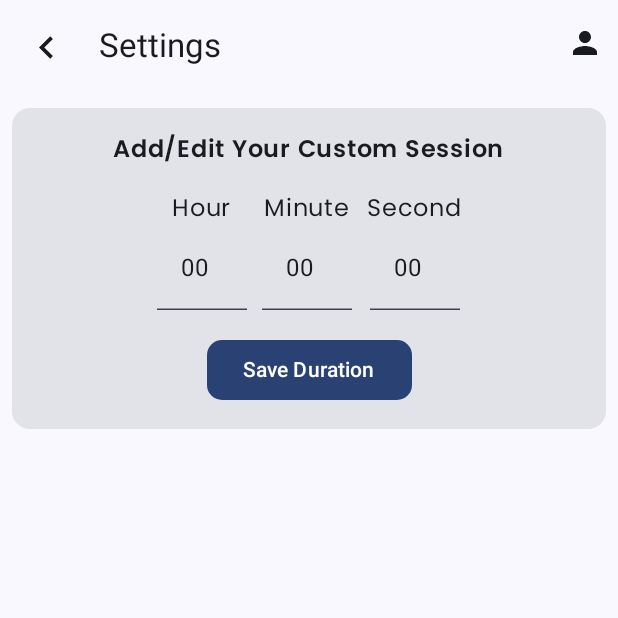
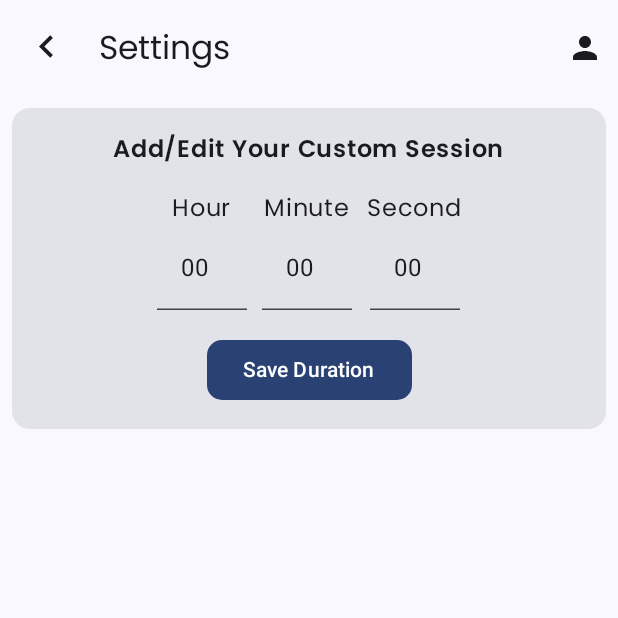
Before and after one commit to chiru-kiran/Bliss-Timer, an Android app built with Jetpack Compose: the TimerSettingsScreen screen opened through its navigation route, on a phone screen of 412 x 824 dp, the top half of it. Run offline under Robolectric (Android 15) with nearby library versions, the light colour scheme and no system bars; our stand-ins replace Dagger/Hilt's generated code, Firebase (no records; nobody signed in at launch, a user with empty details on screens opened directly).

Commit message:
Commit 16

```diff
--- a/app/src/main/java/uk/ac/tees/mad/univid/presentation/AppViewModel.kt
+++ b/app/src/main/java/uk/ac/tees/mad/univid/presentation/AppViewModel.kt
@@ -25,8 +25,11 @@ class AppViewModel @Inject constructor(
     val isLoggedIn = mutableStateOf(false)
     val isLoading = mutableStateOf(false)
 
+    val meditationData = mutableStateOf<List<MeditationSession>>(emptyList())
+
     init {
         isLoggedIn.value = authentication.currentUser != null
+        fetchMeditationData()
     }
 
     fun signUp(context: Context,email : String, password : String, number: String){
@@ -97,6 +100,7 @@ class AppViewModel @Inject constructor(
                         ).addOnSuccessListener {
                             isLoading.value = false
                             Toast.makeText(context, "Meditation session added successfully", Toast.LENGTH_SHORT).show()
+                            fetchMeditationData()
                         }.addOnFailureListener {
                             isLoading.value = false
                             Toast.makeText(context, "Error: ${it.localizedMessage}", Toast.LENGTH_SHORT).show()
@@ -110,6 +114,15 @@ class AppViewModel @Inject constructor(
             Toast.makeText(context, "User not authenticated", Toast.LENGTH_SHORT).show()
         }
     }
+
+    fun fetchMeditationData(){
+        firestore.collection("meditation_sessions").document(authentication.currentUser!!.uid).collection("sessions").get().addOnSuccessListener {
+            val data = it.toObjects(MeditationSession::class.java)
+            meditationData.value = data
+            Log.d("TAG", "fetchMeditationData: $data")
+        }
+    }
+
     fun logout(){
         authentication.signOut()
         isLoggedIn.value = false
--- a/app/src/main/java/uk/ac/tees/mad/univid/presentation/ui/HomeScreen.kt
+++ b/app/src/main/java/uk/ac/tees/mad/univid/presentation/ui/HomeScreen.kt
@@ -144,7 +144,7 @@ fun HomeScreen(viewModel: AppViewModel, navController: NavHostController) {
                     Text(text = "Discard")
                 }
                 TextButton(onClick = {
-                    viewModel.addMeditationSession(context, timeElapsed.milliseconds.toString())
+                    viewModel.addMeditationSession(context, timeElapsed.toString())
                 },modifier = Modifier.weight(1f)) {
                     Text(text = "Save")
                 }
--- a/app/src/main/java/uk/ac/tees/mad/univid/presentation/ui/MeditationSessionScreen.kt
+++ b/app/src/main/java/uk/ac/tees/mad/univid/presentation/ui/MeditationSessionScreen.kt
@@ -48,6 +48,7 @@ import androidx.navigation.NavHostController
 import kotlinx.coroutines.delay
 import uk.ac.tees.mad.univid.R
 import uk.ac.tees.mad.univid.presentation.AppViewModel
+import uk.ac.tees.mad.univid.ui.theme.poppins
 import kotlin.time.Duration.Companion.seconds
 
 @OptIn(ExperimentalMaterial3Api::class)
@@ -94,7 +95,8 @@ fun MeditationSessionScreen(
                         navController.popBackStack()
                     })
                 Spacer(modifier = Modifier.width(20.dp))
-                Text(text = "Meditation Session")
+                Text(text = "Meditation Session", fontFamily = poppins,
+                    modifier = Modifier.align(Alignment.CenterVertically))
             }
         })
     }) {
--- a/app/src/main/java/uk/ac/tees/mad/univid/presentation/ui/TimerSettingsScreen.kt
+++ b/app/src/main/java/uk/ac/tees/mad/univid/presentation/ui/TimerSettingsScreen.kt
@@ -63,12 +63,13 @@ fun TimerSettingsScreen(viewModel: AppViewModel, navController: NavHostControlle
                                 navController.popBackStack()
                             })
                     Spacer(modifier = Modifier.width(20.dp))
-                    Text(text = "Settings")
+                    Text(text = "Settings", fontFamily = poppins,
+                        modifier = Modifier.align(Alignment.CenterVertically))
                     Spacer(modifier = Modifier.weight(1f))
                     Icon(
                         imageVector = Icons.Default.Person,
                         contentDescription = "profile",
-                        modifier = Modifier.padding(end = 10.dp).clickable {
+                        modifier = Modifier.align(Alignment.CenterVertically).padding(end = 10.dp).clickable {
                             navController.navigate(ApplicationNavigationItems.ProfileScreen.route)
                         }
                     )
```
Also changed, not shown: app/src/main/java/uk/ac/tees/mad/univid/presentation/ui/MeditationHistoryScreen.kt (+13 -1 lines).
